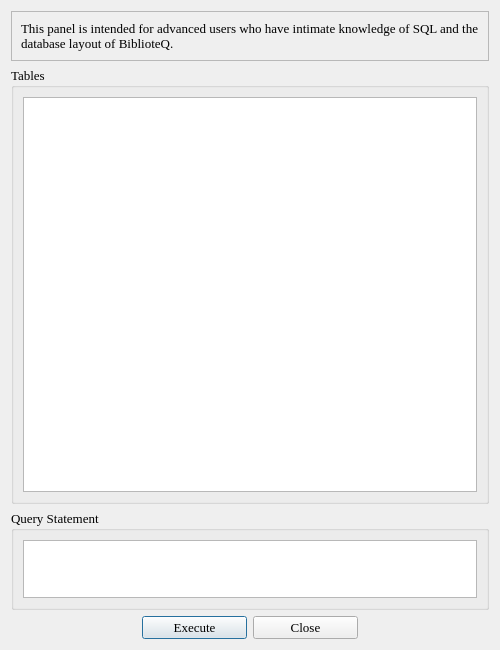
First picture: the form in customquery.ui, repository textbrowser/biblioteq, before the edit.
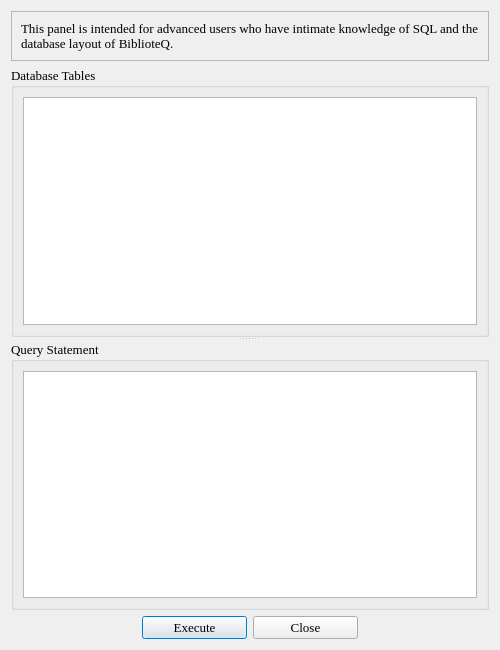
Second picture: the form after the edit. Icons and pictures are not drawn.

What changed in the file:
```diff
--- a/customquery.ui
+++ b/customquery.ui
@@ -42,15 +42,16 @@
     </widget>
    </item>
    <item>
+    <widget class="QSplitter" name="splitter" >
+     <property name="orientation" >
+      <enum>Qt::Vertical</enum>
+     </property>
+     <property name="childrenCollapsible" >
+      <bool>false</bool>
+     </property>
     <widget class="QGroupBox" name="tables_gb" >
-     <property name="sizePolicy" >
-      <sizepolicy vsizetype="Preferred" hsizetype="Preferred" >
-       <horstretch>0</horstretch>
-       <verstretch>0</verstretch>
-      </sizepolicy>
-     </property>
      <property name="title" >
-      <string>Tables</string>
+       <string>Database Tables</string>
      </property>
      <layout class="QVBoxLayout" >
       <item>
@@ -74,42 +75,16 @@
       </item>
      </layout>
     </widget>
-   </item>
-   <item>
     <widget class="QGroupBox" name="query_gb" >
-     <property name="sizePolicy" >
-      <sizepolicy vsizetype="Preferred" hsizetype="Preferred" >
-       <horstretch>0</horstretch>
-       <verstretch>0</verstretch>
-      </sizepolicy>
-     </property>
-     <property name="maximumSize" >
-      <size>
-       <width>16777215</width>
-       <height>100</height>
-      </size>
-     </property>
-     <property name="baseSize" >
-      <size>
-       <width>0</width>
-       <height>0</height>
-      </size>
-     </property>
      <property name="title" >
       <string>Query Statement</string>
      </property>
      <layout class="QVBoxLayout" >
       <item>
-       <widget class="QTextEdit" name="query_te" >
-        <property name="maximumSize" >
-         <size>
-          <width>16777215</width>
-          <height>16777215</height>
-         </size>
-        </property>
-       </widget>
-      </item>
-     </layout>
+        <widget class="QTextEdit" name="query_te" />
+       </item>
+      </layout>
+     </widget>
     </widget>
    </item>
    <item>
```
Lines whose indentation alone changed are shown as unchanged.
